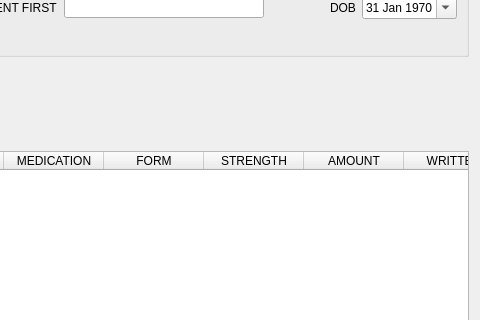
Qt form src/prescriptionframe.ui (kyledevans/Medicine-Track) before a commit; both pictures show x 408 to 888 and y 140 to 460 of the 888 by 613 pixel window.
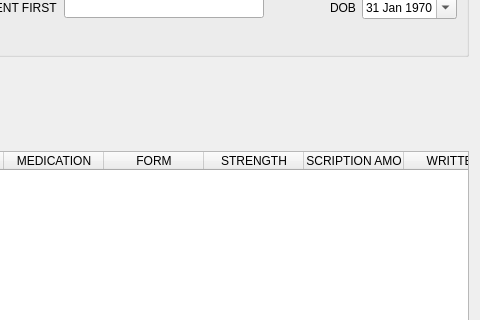
The same form after that commit.

Patch:
```diff
--- a/src/prescriptionframe.ui
+++ b/src/prescriptionframe.ui
@@ -488,7 +488,7 @@
      </column>
      <column>
       <property name="text">
-       <string comment="PRESCRIPTION AMOUNT DISPLAY LABEL">AMOUNT</string>
+       <string comment="PRESCRIPTION AMOUNT DISPLAY LABEL">PRESCRIPTION AMOUNT</string>
       </property>
       <property name="toolTip">
        <string comment="AMOUNT DISPLAY TOOLTIP">AMOUNT</string>
```
Left out of the diff: 6 changed lines with no effect on the pictures.
